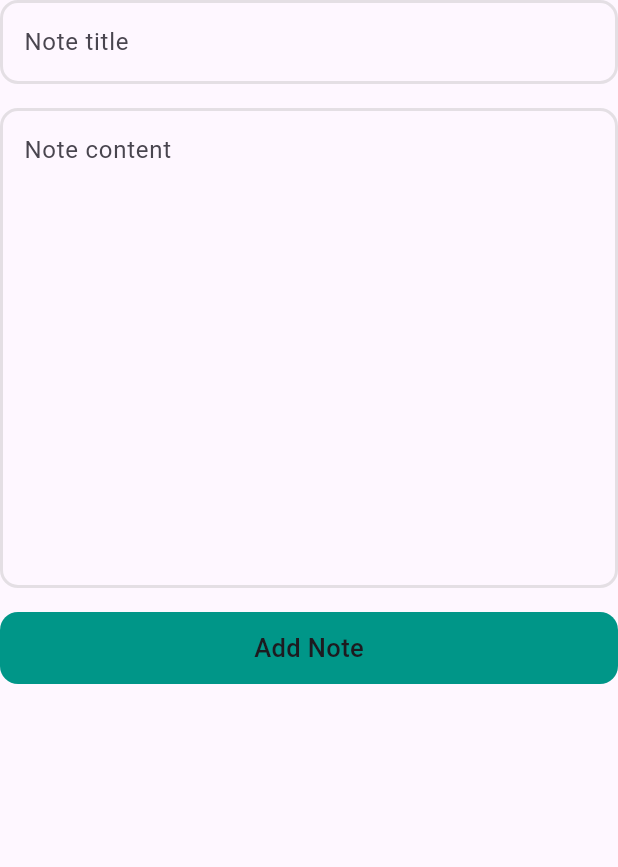
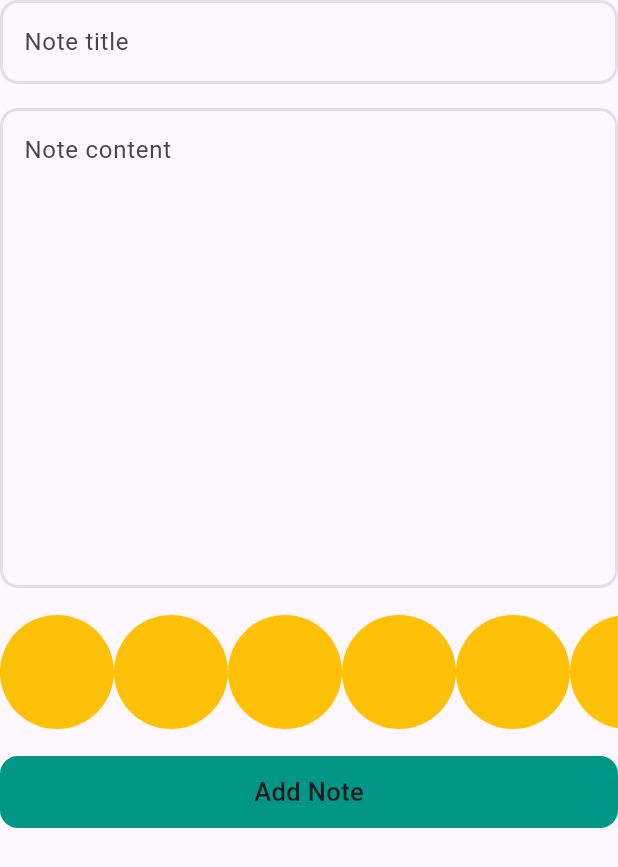
Before and after one commit to AliA5y/pretty_notes, a Flutter app: the AddNoteForm widget shown alone on an empty page, opened directly, on a phone screen of 412 x 824 dp. Shown: the top 867 px of the screen. Run offline on Flutter 3.47's test engine with Material 3 defaults, Android fonts, the phone set to English and light mode, and no system bars; our stand-ins replace bloc, flutter_bloc, hive, hive_flutter, shared_preferences; accounts and stored records are empty.

Commit message:
add colors list

```diff
--- a/lib/views/widgets/add_note_form.dart
+++ b/lib/views/widgets/add_note_form.dart
@@ -6,6 +6,7 @@ import 'package:intl/intl.dart';
 import 'package:pretty_notes/constants.dart';
 import 'package:pretty_notes/cubits/add_note_cubit/add_note_cubit.dart';
 import 'package:pretty_notes/models/note_model.dart';
+import 'package:pretty_notes/views/widgets/colors_list.dart';
 import 'package:pretty_notes/views/widgets/custom_text_form_field.dart';
 import 'package:pretty_notes/views/widgets/submit_button.dart';
 
@@ -57,6 +58,11 @@ class _AddNoteFormState extends State<AddNoteForm> {
                     maxLength: 12,
                   ),
                   const SizedBox(height: 16),
+                  const SizedBox(
+                    height: 80,
+                    child: ColorsList(),
+                  ),
+                  const SizedBox(height: 16),
                   SubmitButton(
                     isLoading: state is AddNoteLoading,
                     label: 'Add Note',
--- /dev/null
+++ b/lib/views/widgets/colors_list.dart
@@ -0,0 +1,31 @@
+import 'package:flutter/material.dart';
+
+class ColorsList extends StatelessWidget {
+  const ColorsList({
+    super.key,
+  });
+
+  @override
+  Widget build(BuildContext context) {
+    return ListView.builder(
+      scrollDirection: Axis.horizontal,
+      itemBuilder: (context, index) {
+        return const ColorItem();
+      },
+    );
+  }
+}
+
+class ColorItem extends StatelessWidget {
+  const ColorItem({
+    super.key,
+  });
+
+  @override
+  Widget build(BuildContext context) {
+    return const CircleAvatar(
+      radius: 38,
+      backgroundColor: Colors.amber,
+    );
+  }
+}
```
